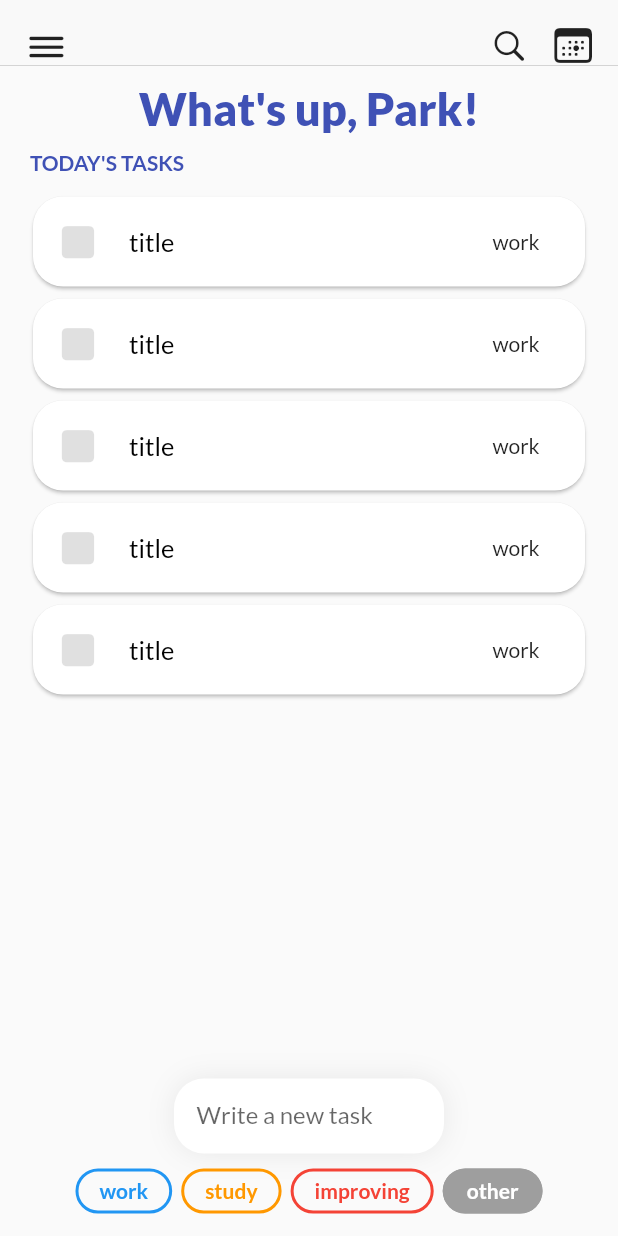
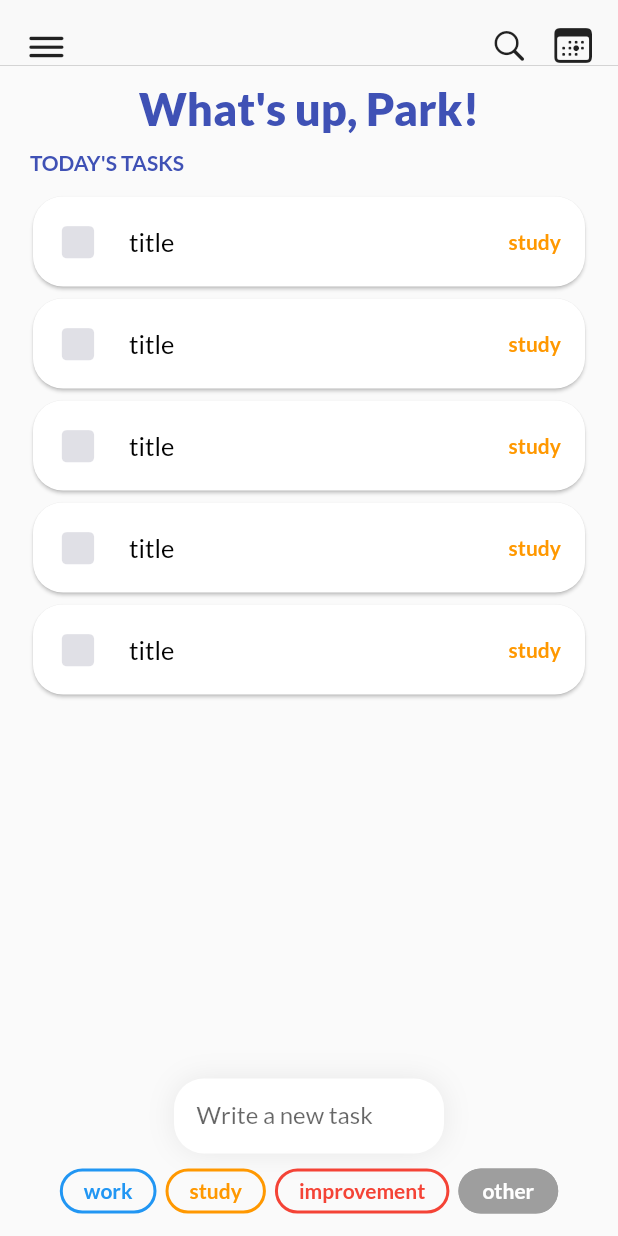
Before and after one commit to ParkSoravee/Todo_App, a Flutter app: the screen it shows after launch, on a phone screen of 412 x 824 dp. Run offline on Flutter 3.47's test engine with Material 2 defaults, Android fonts, the phone set to English and light mode, and no system bars; our stand-ins replace flutter_keyboard_visibility.

Commit message:
add tag and it's color to Card

```diff
--- a/lib/new_task/new_task.dart
+++ b/lib/new_task/new_task.dart
@@ -18,7 +18,7 @@ class _NewTaskState extends State<NewTask> {
   final _focusNode = FocusNode();
   var _isOnFocus = false;
 
-  var _tag = 'other';
+  String _tag = 'other';
   DateTime? _dueDate;
 
   void _addTask() {
@@ -28,11 +28,12 @@ class _NewTaskState extends State<NewTask> {
       _focusNode.unfocus();
       return;
     }
+
     Provider.of<Tasks>(context, listen: false).addTask(
       Task(
         DateTime.now().toString(),
         _controller.text,
-        (_tag), //! save Tag Object
+        _tag, //! save Tag Object
         _dueDate,
       ),
     );
--- a/lib/providers/tags.dart
+++ b/lib/providers/tags.dart
@@ -11,7 +11,7 @@ class Tags with ChangeNotifier {
   List<Tag> _tags = [
     Tag('work', Colors.blue),
     Tag('study', Colors.orange),
-    Tag('improving', Colors.red),
+    Tag('improvement', Colors.red),
     Tag('other', Colors.grey),
   ];
 
@@ -22,4 +22,8 @@ class Tags with ChangeNotifier {
   Tag findTagByTitle(String title) {
     return _tags.firstWhere((tag) => tag.title == title);
   }
+
+  Color getColor(String title) {
+    return _tags.firstWhere((tag) => tag.title == title).color;
+  }
 }
--- a/lib/providers/tasks.dart
+++ b/lib/providers/tasks.dart
@@ -1,4 +1,5 @@
 import 'package:flutter/material.dart';
+import 'package:todo_app/providers/tags.dart';
 
 class Task {
   final String id;
--- a/lib/widgets/task_list.dart
+++ b/lib/widgets/task_list.dart
@@ -22,6 +22,8 @@ class _TaskListState extends State<TaskList> {
           itemBuilder: (ctx, index) => TodoCard(
             tasks[index].id,
             tasks[index].title,
+            tasks[index].tag,
+            tasks[index].dueDate,
           ),
         ),
       ),
--- a/lib/widgets/todo_card.dart
+++ b/lib/widgets/todo_card.dart
@@ -1,12 +1,20 @@
 import 'package:flutter/cupertino.dart';
 import 'package:flutter/material.dart';
 import 'package:provider/provider.dart';
+import 'package:todo_app/providers/tags.dart';
 
 class TodoCard extends StatefulWidget {
   final String id;
   final String title;
+  final String tag;
+  final DateTime? dueDate;
 
-  TodoCard(this.id, this.title);
+  TodoCard(
+    this.id,
+    this.title,
+    this.tag,
+    this.dueDate,
+  );
 
   @override
   _TodoCardState createState() => _TodoCardState();
@@ -17,6 +25,8 @@ class _TodoCardState extends State<TodoCard> {
 
   @override
   Widget build(BuildContext context) {
+    final tagColor =
+        Provider.of<Tags>(context, listen: false).getColor(widget.tag);
     return Padding(
       padding: const EdgeInsets.symmetric(horizontal: 18),
       child: Card(
@@ -37,7 +47,7 @@ class _TodoCardState extends State<TodoCard> {
                       : CupertinoIcons.square_fill,
                   color: isFinish
                       ? Theme.of(context).primaryColor
-                      : Colors.black12,
+                      : Colors.black12.withBlue(50),
                   size: 28,
                 ),
               ),
@@ -56,9 +66,16 @@ class _TodoCardState extends State<TodoCard> {
                 ),
               ),
               Container(
-                width: 60,
                 alignment: Alignment.center,
-                child: Text('work'), //TODO : Tag here and color also
+                child: widget.tag != 'other'
+                    ? Text(
+                        widget.tag,
+                        style: TextStyle(
+                          color: tagColor,
+                          fontWeight: FontWeight.w600,
+                        ),
+                      )
+                    : null, //TODO : Tag here and color also
               ),
             ],
           ),
```
